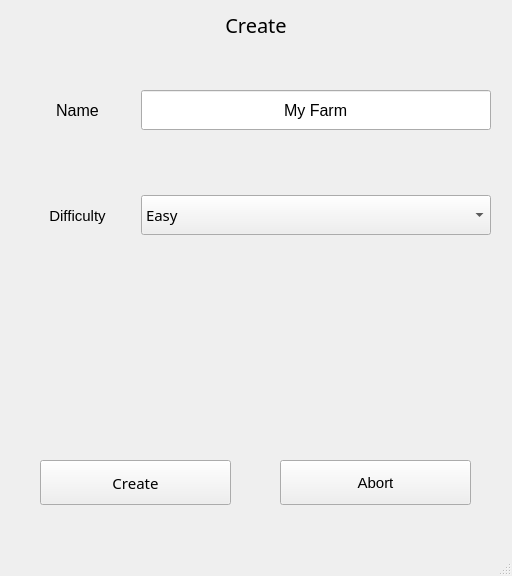
This is CreateWindow.ui in 1ncrd/Farm as Qt 5 draws it before an edit. The edited form follows.
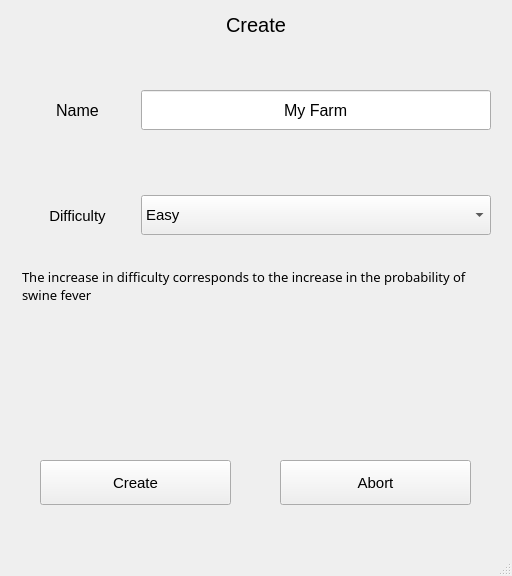
This is the edited form. Custom widgets are drawn as their Qt base class.

```diff
--- a/CreateWindow.ui
+++ b/CreateWindow.ui
@@ -25,7 +25,6 @@
     </property>
     <property name="font">
      <font>
-      <family>Minecraft</family>
       <pointsize>15</pointsize>
      </font>
     </property>
@@ -155,7 +154,6 @@
        </property>
        <property name="font">
         <font>
-         <family>Minecraft</family>
          <pointsize>11</pointsize>
         </font>
        </property>
@@ -195,7 +193,6 @@
     </property>
     <property name="font">
      <font>
-      <family>Minecraft</family>
       <pointsize>11</pointsize>
      </font>
     </property>
@@ -221,6 +218,28 @@
      <string>Abort</string>
     </property>
    </widget>
+   <widget class="QLabel" name="label_instructions">
+    <property name="geometry">
+     <rect>
+      <x>22</x>
+      <y>255</y>
+      <width>471</width>
+      <height>61</height>
+     </rect>
+    </property>
+    <property name="font">
+     <font>
+      <family>Minecraft</family>
+      <pointsize>10</pointsize>
+     </font>
+    </property>
+    <property name="text">
+     <string>The increase in difficulty corresponds to the increase in the probability of swine fever</string>
+    </property>
+    <property name="wordWrap">
+     <bool>true</bool>
+    </property>
+   </widget>
   </widget>
   <widget class="QMenuBar" name="menubar">
    <property name="geometry">
@@ -234,6 +253,13 @@
   </widget>
   <widget class="QStatusBar" name="statusbar"/>
  </widget>
+ <customwidgets>
+  <customwidget>
+   <class>MyPushButton</class>
+   <extends>QPushButton</extends>
+   <header location="global">MyPushButton.hpp</header>
+  </customwidget>
+ </customwidgets>
  <resources/>
  <connections/>
 </ui>
```
Left out of the diff: 6 changed lines with no effect on the pictures.
